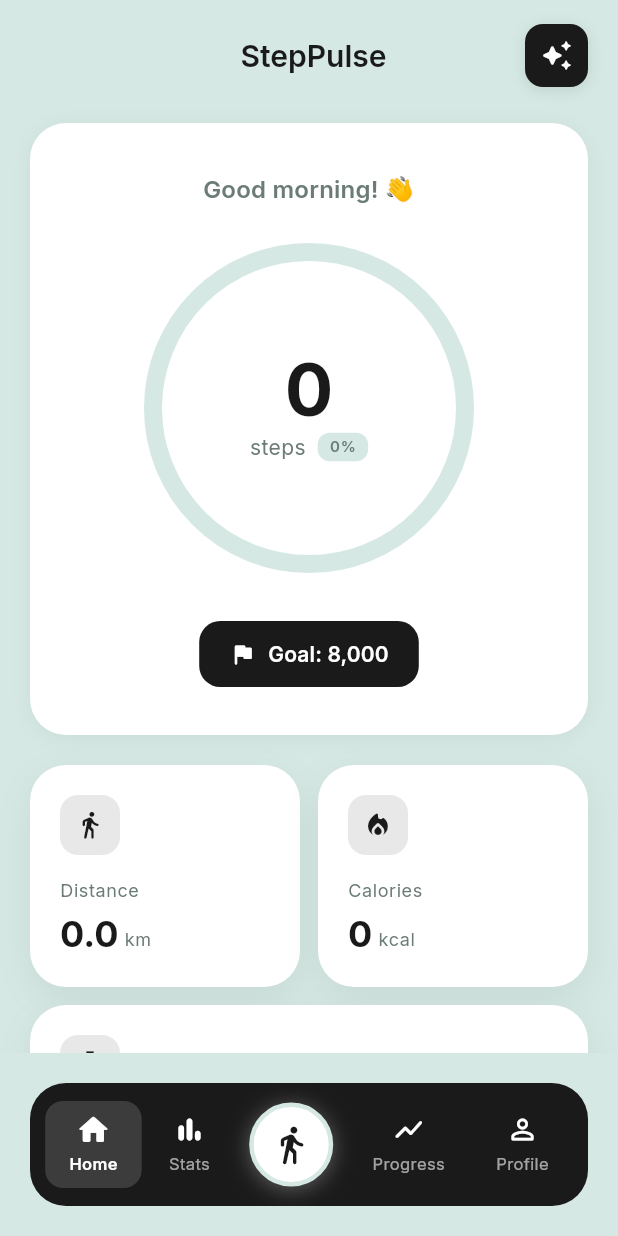
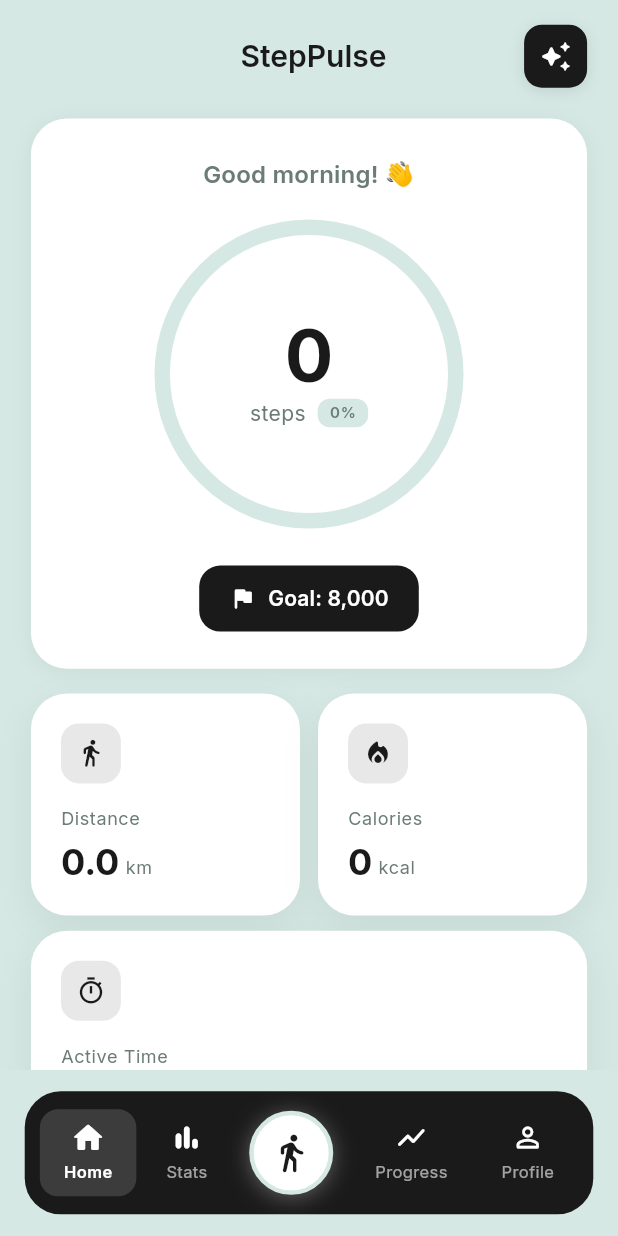
Before and after one commit to aniketapai/StepPulse, a Flutter app: the MainNavShell screen opened by its route, on a phone screen of 412 x 824 dp. Run offline on Flutter 3.47's test engine with Material 3 defaults, Android fonts, the phone set to English and light mode, and no system bars; our stand-ins replace cloud_firestore, firebase_auth, firebase_core, fl_chart, flutter_map, flutter_riverpod and 12 more; missing offline and left inert: flutter_foreground_task, health; accounts and stored records are empty; network calls fail.

Commit message:
v3.4.0: Security, Responsiveness & GPS Fixes
- 🔒 Secured Gemini API key in gitignored config file
- 📱 Made dashboard & bottom navbar responsive for all screen sizes
- ⚡ Removed all fade/transition animations for instant navigation
- 🗺️ Fixed GPS tracking to work when screen is off (background tracking)
- 🎨 Improved spacing and layout on smaller devices

```diff
--- a/lib/screens/dashboard/dashboard_content.dart
+++ b/lib/screens/dashboard/dashboard_content.dart
@@ -70,28 +70,45 @@ class _DashboardContentState extends ConsumerState<DashboardContent>
     const accentColor = AppTheme.accentBlack;
     const ringBgColor = AppTheme.mintBackground;
 
+    // Get screen dimensions for responsive sizing
+    final screenHeight = MediaQuery.of(context).size.height;
+    final screenWidth = MediaQuery.of(context).size.width;
+
+    // Calculate responsive values
+    final horizontalPadding = screenWidth * 0.05; // 5% of screen width
+    final topSpacing = screenHeight * 0.02; // 2% of screen height
+    final cardSpacing = screenHeight * 0.025; // 2.5% of screen height
+    final cardPadding = screenWidth * 0.06; // 6% of screen width
+
+    // Responsive ring size - scales with screen size but constrained
+    final ringSize = (screenWidth * 0.5).clamp(180.0, 240.0);
+    final ringStrokeWidth = (ringSize * 0.05).clamp(10.0, 14.0);
+
+    // Responsive spacing inside main card
+    final cardInnerSpacing = (screenHeight * 0.03).clamp(20.0, 32.0);
+
     return SafeArea(
       child: stepState.isLoading
           ? Center(child: CircularProgressIndicator(color: accentColor))
           : SingleChildScrollView(
               physics: const BouncingScrollPhysics(),
               child: Padding(
-                padding: const EdgeInsets.symmetric(horizontal: 20),
+                padding: EdgeInsets.symmetric(horizontal: horizontalPadding),
                 child: Column(
                   children: [
-                    const SizedBox(height: 16),
+                    SizedBox(height: topSpacing),
 
                     // Header Row - same layout
                     _buildAnimatedChild(0, _buildHeader(context)),
 
-                    const SizedBox(height: 24),
+                    SizedBox(height: cardSpacing),
 
                     // Main Card with Progress Ring
                     _buildAnimatedChild(
                       1,
                       Container(
                         width: double.infinity,
-                        padding: const EdgeInsets.all(32),
+                        padding: EdgeInsets.all(cardPadding),
                         decoration: BoxDecoration(
                           color: Colors.white,
                           borderRadius: BorderRadius.circular(24),
@@ -111,13 +128,13 @@ class _DashboardContentState extends ConsumerState<DashboardContent>
                                 color: AppTheme.textSecondary,
                               ),
                             ),
-                            const SizedBox(height: 24),
+                            SizedBox(height: cardInnerSpacing * 0.75),
                             ProgressRing(
                               progress: stepState.getProgress(
                                 settings.dailyGoal,
                               ),
-                              size: 220,
-                              strokeWidth: 12,
+                              size: ringSize,
+                              strokeWidth: ringStrokeWidth,
                               backgroundColor: ringBgColor,
                               progressColor: accentColor,
                               child: StepCounterDisplay(
@@ -125,7 +142,7 @@ class _DashboardContentState extends ConsumerState<DashboardContent>
                                 goal: settings.dailyGoal,
                               ),
                             ),
-                            const SizedBox(height: 32),
+                            SizedBox(height: cardInnerSpacing),
                             Container(
                               padding: const EdgeInsets.symmetric(
                                 horizontal: 20,
@@ -158,7 +175,7 @@ class _DashboardContentState extends ConsumerState<DashboardContent>
                       ),
                     ),
 
-                    const SizedBox(height: 20),
+                    SizedBox(height: cardSpacing * 0.8),
 
                     // Stats Cards Row
                     _buildAnimatedChild(
@@ -190,7 +207,7 @@ class _DashboardContentState extends ConsumerState<DashboardContent>
                       ),
                     ),
 
-                    const SizedBox(height: 12),
+                    SizedBox(height: cardSpacing * 0.5),
 
                     // Active Time - full width since we removed Remaining
                     _buildAnimatedChild(
@@ -227,8 +244,10 @@ class _DashboardContentState extends ConsumerState<DashboardContent>
           onTap: () {
             Navigator.push(
               context,
-              MaterialPageRoute(
-                builder: (context) => const FitnessChatScreen(),
+              PageRouteBuilder(
+                pageBuilder: (context, _, __) => const FitnessChatScreen(),
+                transitionDuration: Duration.zero,
+                reverseTransitionDuration: Duration.zero,
               ),
             );
           },
--- a/lib/screens/main_nav_shell.dart
+++ b/lib/screens/main_nav_shell.dart
@@ -114,9 +114,28 @@ class _MainNavShellState extends ConsumerState<MainNavShell>
     const navColor = AppTheme.accentBlack;
     const accentColor = AppTheme.mintBackground;
 
+    // Get screen width for responsive sizing
+    final screenWidth = MediaQuery.of(context).size.width;
+
+    // Responsive margins - scale with screen width
+    // Smaller on narrow screens, larger on wider screens
+    final horizontalMargin = (screenWidth * 0.04).clamp(12.0, 20.0);
+    final verticalMargin = (screenWidth * 0.035).clamp(14.0, 20.0);
+
+    // Responsive internal padding
+    final navHorizontalPadding = (screenWidth * 0.015).clamp(6.0, 10.0);
+
     return Container(
-      margin: const EdgeInsets.all(20),
-      padding: const EdgeInsets.symmetric(horizontal: 8, vertical: 12),
+      margin: EdgeInsets.fromLTRB(
+        horizontalMargin,
+        verticalMargin,
+        horizontalMargin,
+        verticalMargin,
+      ),
+      padding: EdgeInsets.symmetric(
+        horizontal: navHorizontalPadding,
+        vertical: 12,
+      ),
       decoration: BoxDecoration(
         color: navColor,
         borderRadius: BorderRadius.circular(24),
--- a/pubspec.yaml
+++ b/pubspec.yaml
@@ -16,7 +16,7 @@ publish_to: 'none' # Remove this line if you wish to publish to pub.dev
 # https://developer.apple.com/library/archive/documentation/General/Reference/InfoPlistKeyReference/Articles/CoreFoundationKeys.html
 # In Windows, build-name is used as the major, minor, and patch parts
 # of the product and file versions while build-number is used as the build suffix.
-version: 3.3.0+20
+version: 3.4.0+21
 
 environment:
   sdk: ^3.10.4
```
Also changed, not shown: lib/screens/profile/leaderboard_sheet.dart (+8 -5 lines), lib/screens/profile/profile_screen.dart (+1 -40 lines), lib/services/gemini_service.dart (+5 -2 lines), lib/services/walking_service.dart (+11 -2 lines), 3 other files.
